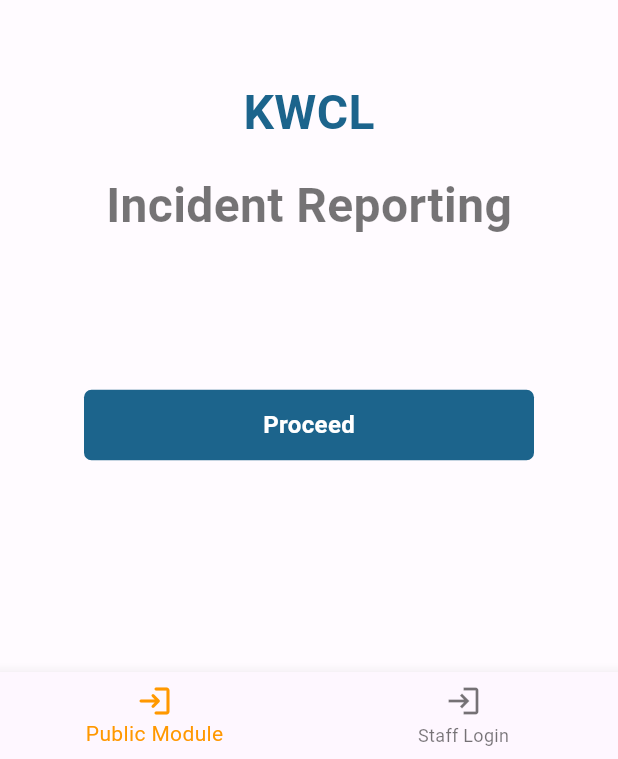
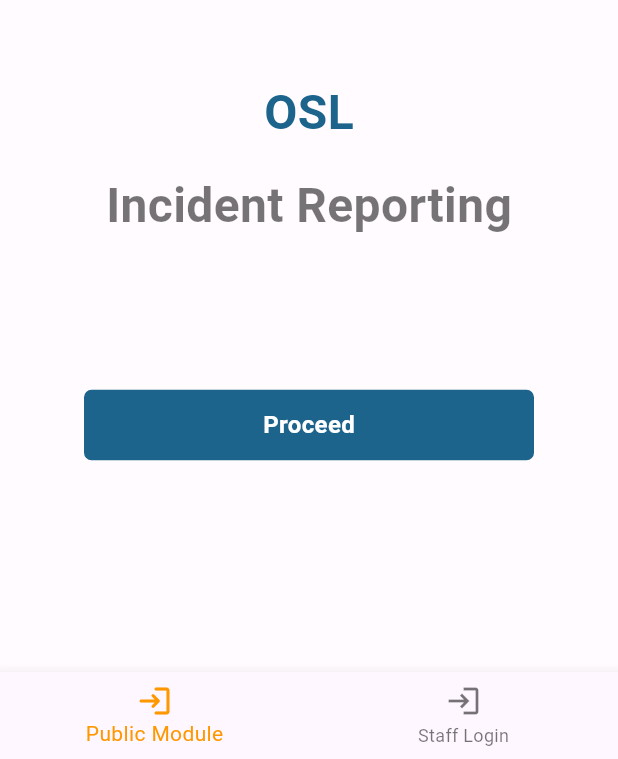
Before and after one commit to Muhoti/OSL_UMCollect, a Flutter app: the screen it shows after launch, on a phone screen of 412 x 824 dp, the part 477-1236 px from its top. Run offline on Flutter 3.47's test engine with Material 3 defaults, Android fonts, the light colour scheme and no system bars; our stand-ins replace email_validator, flutter_html, flutter_secure_storage, geolocator, google_maps_flutter, image_picker and 4 more; missing offline and left inert: flutter_polyline_points.

Commit message:
version 1

```diff
--- a/lib/main.dart
+++ b/lib/main.dart
@@ -109,7 +109,7 @@ class _MyAppState extends State<MyApp> {
                         height: 24,
                       ),
                       const Text(
-                        "Kiambu Water",
+                        "OSL",
                         style: TextStyle(
                             fontSize: 32,
                             color: Color.fromARGB(255, 28, 100, 140),
--- a/lib/pages/landing.dart
+++ b/lib/pages/landing.dart
@@ -94,7 +94,7 @@ class _LandingState extends State<Landing> {
                         height: 24,
                       ),
                       const Text(
-                        "Kiambu Water \n UM Collect",
+                        "OSL \n UM Collect",
                         style: TextStyle(
                             fontSize: 44,
                             color: Color.fromARGB(255, 28, 100, 140),
--- a/lib/pages/publiclogin.dart
+++ b/lib/pages/publiclogin.dart
@@ -72,7 +72,7 @@ class _PublicLoginState extends State<PublicLogin> {
                                       height: 12,
                                     ),
                                     const Text(
-                                      "KWCL",
+                                      "OSL",
                                       style: TextStyle(
                                           fontSize: 32,
                                           color:
```
Also changed, not shown: 1 other file.
